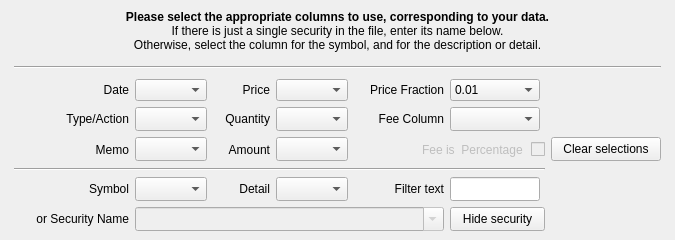
Above: kmymoney/plugins/csvimport/investmentwizardpage.ui from KDE/kmymoney before the change. Below: the same form after it.
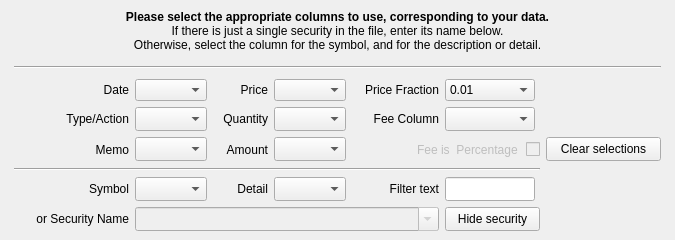
That is the form after the change. Custom widgets are drawn as their Qt base class.

Commit message:
Fix CSV importer UI label clipping, and make several minor adjustments to layout sizing to improve appearance. Fix investment page column 0 not shrinking when data content is narrower.
BUG:329338

What changed in the file:
```diff
--- a/kmymoney/plugins/csvimport/investmentwizardpage.ui
+++ b/kmymoney/plugins/csvimport/investmentwizardpage.ui
@@ -560,7 +560,7 @@
            </property>
            <property name="minimumSize">
             <size>
-             <width>110</width>
+             <width>115</width>
              <height>0</height>
             </size>
            </property>
```
The commit also changes 5 other files.
